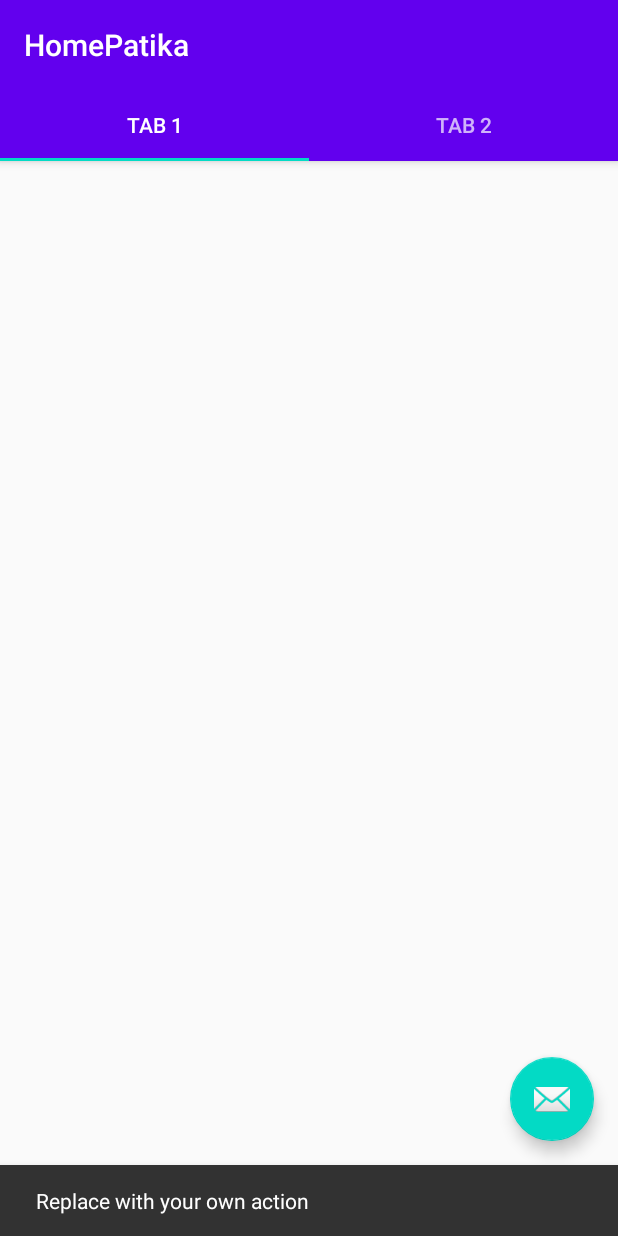
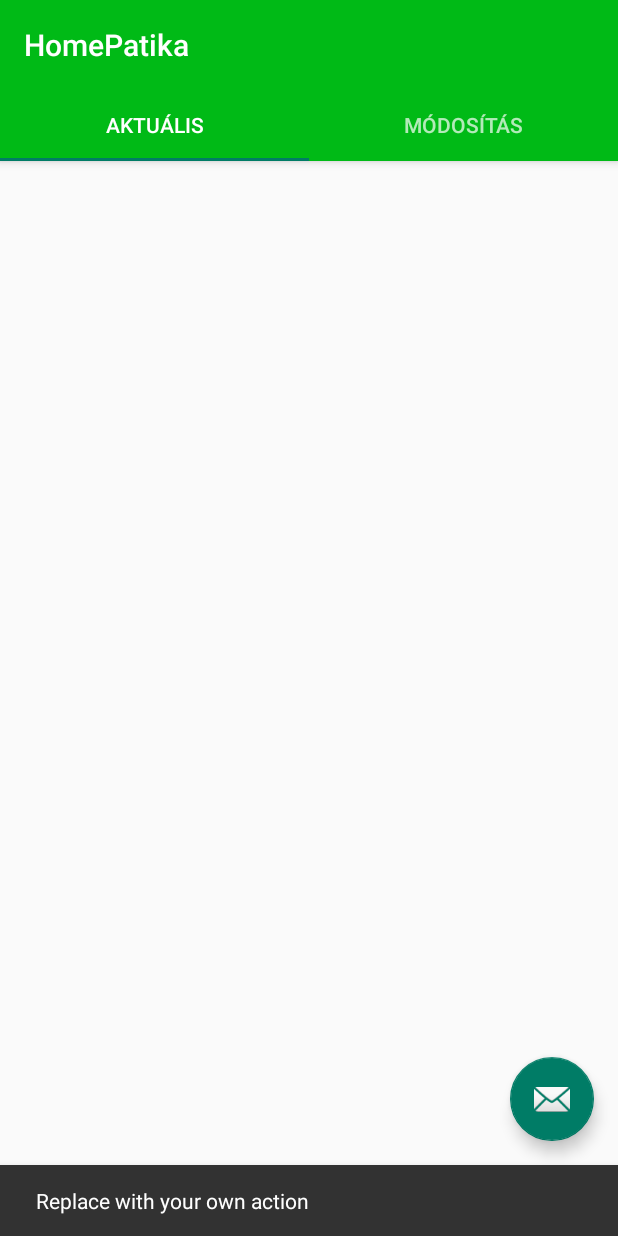
Before and after one commit to borbastibor/HomePatika, an Android app: the screen it shows after launch (MainActivity), after a tap on an icon or button, on a phone screen of 412 x 824 dp. Run offline under Robolectric (Android 15) with nearby library versions, the light colour scheme and no system bars; 1 statement that could not run was skipped.

Commit message:
Alkalmaztam egy minimális szín és felirat változtatást

```diff
--- a/app/src/main/res/values/colors.xml
+++ b/app/src/main/res/values/colors.xml
@@ -1,6 +1,6 @@
 <?xml version="1.0" encoding="utf-8"?>
 <resources>
-    <color name="colorPrimary">#6200EE</color>
-    <color name="colorPrimaryDark">#3700B3</color>
-    <color name="colorAccent">#03DAC5</color>
+    <color name="colorPrimary">#00BA16</color>
+    <color name="colorPrimaryDark">#048113</color>
+    <color name="colorAccent">#007c66</color>
 </resources>
--- a/app/src/main/res/values/strings.xml
+++ b/app/src/main/res/values/strings.xml
@@ -1,5 +1,5 @@
 <resources>
     <string name="app_name">HomePatika</string>
-    <string name="tab_text_1">Tab 1</string>
-    <string name="tab_text_2">Tab 2</string>
+    <string name="tab_text_1">Aktuális</string>
+    <string name="tab_text_2">Módosítás</string>
 </resources>
```
